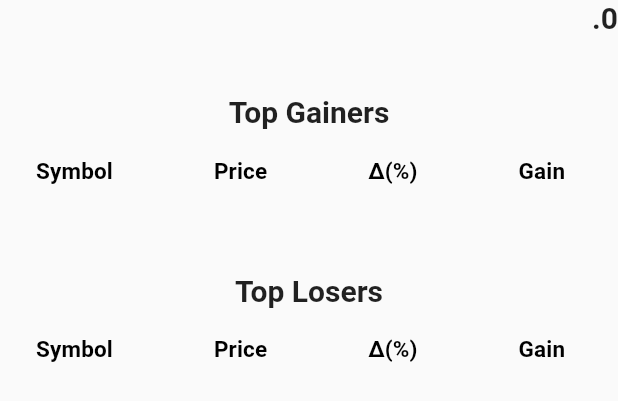
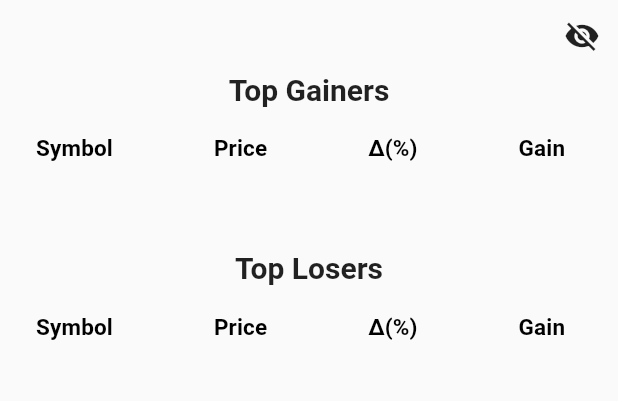
Before and after one commit to vudoan2016/portfolio, a Flutter app: the SummaryPage widget shown alone on an empty page, opened directly with empty values, on a phone screen of 412 x 824 dp. Shown: the top 401 px of the screen. Run offline on Flutter 3.47's test engine with Material 2 defaults, Android fonts, the phone set to English and light mode, and no system bars; our stand-ins replace firebase_messaging; accounts and stored records are empty; network calls fail.

Commit message:
Added visibility button to show/hide asset value

```diff
--- a/lib/main.dart
+++ b/lib/main.dart
@@ -44,8 +44,8 @@ class Asset {
   Asset({this.symbol, this.price, this.todayGain, this.type, this.value, this.gain, this.cost});
 
   String toString() {
-    return "Asset name: ${symbol}, price: ${price}, today gain: ${todayGain}, "
-        "type: ${type}, value: ${value}, gain: ${gain}, cost: ${cost}";
+    return "Asset name: $symbol, price: $price, today gain: $todayGain, "
+        "type: $type, value: $value, gain: $gain, cost: $cost";
   }
 
   factory Asset.fromJson(Map<String, dynamic> json) {
@@ -128,21 +128,31 @@ class _MyAppState extends State<MyApp> {
   }
 }
 
-class SummaryPage extends StatelessWidget {
+class SummaryPage extends StatefulWidget {
   final List<Asset> data;
 
   SummaryPage({Key key, @required this.data}) : super(key: key);
 
   @override
+  SummaryPageState createState() => SummaryPageState();
+}
+
+class SummaryPageState extends State<SummaryPage> {
+  bool _showTotal = false;
+
+  @override
   Widget build(BuildContext context) {
-    Summary winnerSummary = select(data, WINNER, "", SELECTION_MAX);
-    Summary loserSummary = select(data, LOSER, "", SELECTION_MAX);
+    Summary winnerSummary = select(widget.data, WINNER, "", SELECTION_MAX);
+    Summary loserSummary = select(widget.data, LOSER, "", SELECTION_MAX);
+
     return Center(
       child: Container(
         child: ListView(scrollDirection: Axis.vertical, children: <Widget>[
           Row(mainAxisAlignment: MainAxisAlignment.end,
-            children: <Widget>[Text(f.format(winnerSummary.total), style: TextStyle(fontSize: 20, fontWeight: FontWeight.bold)),],),
-          Padding(padding: EdgeInsets.all(20.00)),
+            children: <Widget>[IconButton(icon: _showTotal ? Icon(Icons.visibility) : Icon(Icons.visibility_off),
+              onPressed: () {setState(() {_showTotal = !_showTotal;});},)]),
+          Visibility (visible: _showTotal, child: Text(f.format(winnerSummary.total), style: TextStyle(fontSize: 20, fontWeight: FontWeight.bold))),
+          //Padding(padding: EdgeInsets.all(20.00)),
           Center(child: Text('Top Gainers', style: TextStyle(fontSize: 20, fontWeight: FontWeight.bold))),
           SingleChildScrollView(scrollDirection: Axis.vertical, child: createDataTable(winnerSummary.rows)),
           Padding(padding: EdgeInsets.all(20.00)),
```
